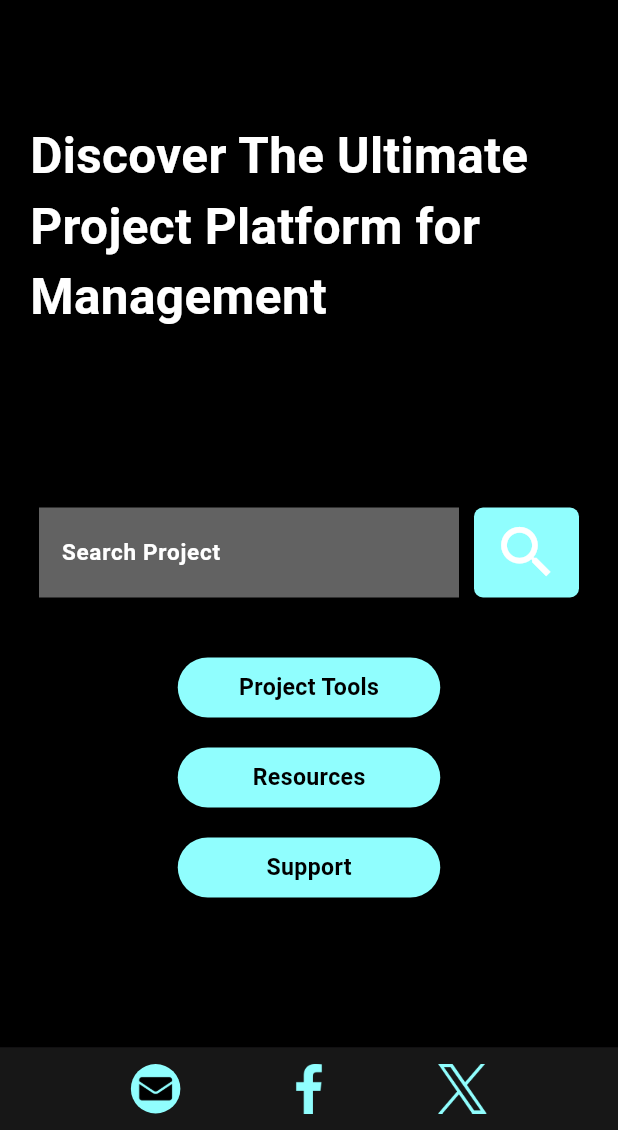
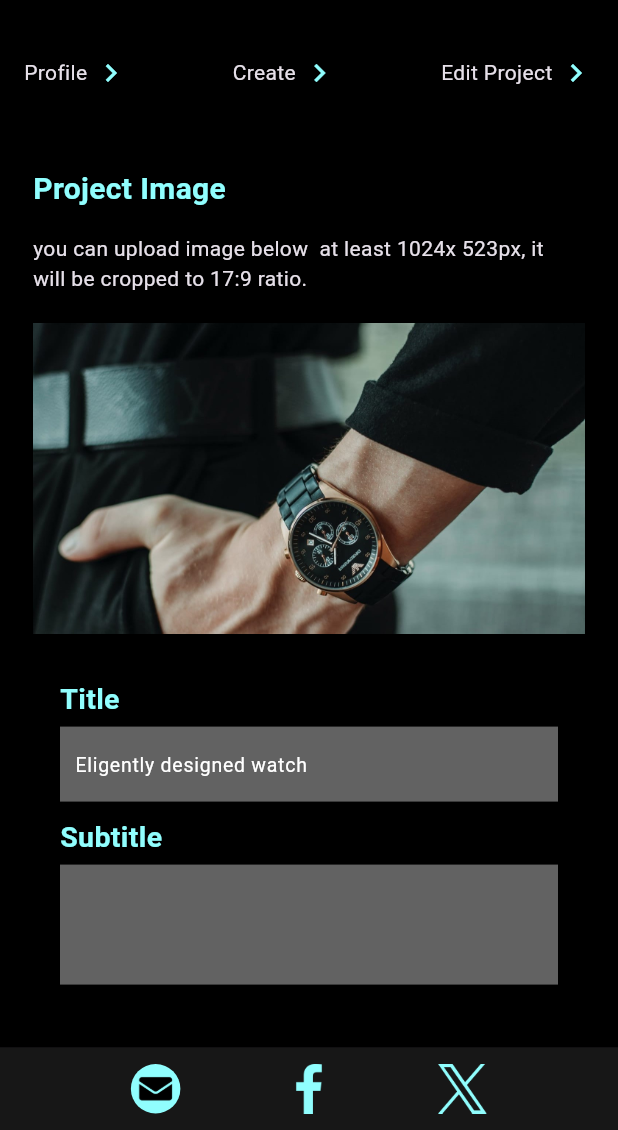
Before and after one commit to namanmahajan2020/NeonFrostedUI, a Flutter app: the screen it shows after launch, on a phone screen of 412 x 824 dp, the part 106-1236 px from its top. Run offline on Flutter 3.47's test engine with Material 3 defaults, Android fonts, the phone set to English and light mode, and no system bars.

Commit message:
submit page

```diff
--- a/lib/main.dart
+++ b/lib/main.dart
@@ -1,5 +1,6 @@
 import 'package:flutter/material.dart';
 import 'package:project_hub/pages/home_page.dart';
+import 'package:project_hub/pages/post_page.dart';
 import 'package:project_hub/pages/search_page.dart';
 
 void main() {
@@ -13,7 +14,7 @@ class MyApp extends StatelessWidget {
   Widget build(BuildContext context) {
     return MaterialApp(
       debugShowCheckedModeBanner: false,
-      home: SearchPage(),
+      home: PostPage(),
       theme: ThemeData.dark(),
     );
   }
--- /dev/null
+++ b/lib/pages/post_page.dart
@@ -0,0 +1,205 @@
+import 'package:flutter/material.dart';
+import 'package:project_hub/components/navbar.dart';
+
+class PostPage extends StatelessWidget {
+  const PostPage({super.key});
+
+  @override
+  Widget build(BuildContext context) {
+    return Scaffold(
+      bottomNavigationBar: Navbar(),
+      body: Container(
+        color: Colors.black,
+        child: SafeArea(
+          child: Column(
+            children: [
+              SizedBox(height: 20),
+              Container(
+                height: 61,
+                child: Padding(
+                  padding: const EdgeInsets.symmetric(horizontal: 13),
+                  child: Row(
+                    crossAxisAlignment: CrossAxisAlignment.center,
+                    mainAxisAlignment: MainAxisAlignment.spaceBetween,
+                    children: [
+                      Image.asset('lib/images/hamburger.png', width: 35),
+                      Container(
+                        height: 40,
+                        width: 125,
+                        padding: EdgeInsets.all(8),
+                        decoration: BoxDecoration(
+                          color: const Color.fromARGB(255, 144, 254, 254),
+                          borderRadius: BorderRadius.circular(6),
+                        ),
+                        child: Center(
+                          child: Text(
+                            "Start Project",
+                            style: TextStyle(
+                              color: Colors.black,
+                              fontSize: 15.4,
+                              fontWeight: FontWeight.bold,
+                            ),
+                          ),
+                        ),
+                      ),
+                    ],
+                  ),
+                ),
+              ),
+              SizedBox(height: 10),
+              Container(
+                child: Padding(
+                  padding: const EdgeInsets.all(16.0),
+                  child: Row(
+                    mainAxisAlignment: MainAxisAlignment.spaceBetween,
+                    children: [
+                      Container(
+                        child: Row(
+                          children: [
+                            Text("Profile "),
+                            Icon(
+                              Icons.navigate_next,
+                              color: const Color.fromARGB(255, 144, 254, 254),
+                            ),
+                          ],
+                        ),
+                      ),
+                      Container(
+                        child: Row(
+                          children: [
+                            Text("Create "),
+                            Icon(
+                              Icons.navigate_next,
+                              color: const Color.fromARGB(255, 144, 254, 254),
+                            ),
+                          ],
+                        ),
+                      ),
+                      Container(
+                        child: Row(
+                          children: [
+                            Text("Edit Project "),
+                            Icon(
+                              Icons.navigate_next,
+                              color: const Color.fromARGB(255, 144, 254, 254),
+                            ),
+                          ],
+                        ),
+                      ),
+                    ],
+                  ),
+                ),
+              ),
+              SizedBox(height: 35),
+              Padding(
+                padding: const EdgeInsets.symmetric(horizontal: 22.0),
+                child: Row(
+                  mainAxisAlignment: MainAxisAlignment.start,
+                  children: [
+                    Text(
+                      "Project Image",
+                      style: TextStyle(
+                        color: const Color.fromARGB(255, 144, 254, 254),
+                        fontSize: 20,
+                        fontWeight: FontWeight.w600,
+                      ),
+                    ),
+                  ],
+                ),
+              ),
+              SizedBox(height: 15),
+              Padding(
+                padding: const EdgeInsets.only(left: 22.0, right: 49),
+                child: Text(
+                  "you can upload image below  at least 1024x 523px, it will be cropped to 17:9 ratio.",
+                  style: TextStyle(fontSize: 14, fontWeight: FontWeight.w400),
+                ),
+              ),
+              SizedBox(height: 20),
+              Padding(
+                padding: const EdgeInsets.symmetric(horizontal: 22.0),
+                child: Image.asset("lib/images/image.jpg"),
+              ),
+              SizedBox(height: 30),
+              Padding(
+                padding: const EdgeInsets.symmetric(horizontal: 40.0),
+                child: Row(
+                  mainAxisAlignment: MainAxisAlignment.start,
+                  children: [
+                    Text(
+                      "Title",
+                      style: TextStyle(
+                        color: const Color.fromARGB(255, 144, 254, 254),
+                        fontSize: 19,
+                        fontWeight: FontWeight.w600,
+                      ),
+                    ),
+                  ],
+                ),
+              ),
+              SizedBox(height: 5),
+              Padding(
+                padding: const EdgeInsets.symmetric(horizontal: 40.0),
+                child: Container(
+                  padding: EdgeInsets.only(left: 10),
+                  height: 50,
+                  color: Color(0xFF626262),
+                  child: Center(
+                    child: TextField(
+                      decoration: InputDecoration(
+                        border: InputBorder.none,
+                        enabledBorder: InputBorder.none,
+                        focusedBorder: InputBorder.none,
+                        hintText: "Eligently designed watch",
+                        hintStyle: TextStyle(
+                          color: Colors.white,
+                          fontSize: 13,
+                          fontWeight: FontWeight.w400,
+                        ),
+                      ),
+                    ),
+                  ),
+                ),
+              ),
+              SizedBox(height: 10),
+              Padding(
+                padding: const EdgeInsets.symmetric(horizontal: 40.0),
+                child: Row(
+                  mainAxisAlignment: MainAxisAlignment.start,
+                  children: [
+                    Text(
+                      "Subtitle",
+                      style: TextStyle(
+                        color: const Color.fromARGB(255, 144, 254, 254),
+                        fontSize: 19,
+                        fontWeight: FontWeight.w600,
+                      ),
+                    ),
+                  ],
+                ),
+              ),
+              SizedBox(height: 5),
+              Padding(
+                padding: const EdgeInsets.symmetric(horizontal: 40.0),
+                child: Container(
+                  padding: EdgeInsets.only(left: 10),
+                  height: 80,
+                  color: Color(0xFF626262),
+                  child: Center(
+                    child: TextField(
+                      decoration: InputDecoration(
+                        border: InputBorder.none,
+                        enabledBorder: InputBorder.none,
+                        focusedBorder: InputBorder.none,
+                      ),
+                    ),
+                  ),
+                ),
+              ),
+            ],
+          ),
+        ),
+      ),
+    );
+  }
+}
--- a/lib/pages/search_page.dart
+++ b/lib/pages/search_page.dart
@@ -1,5 +1,3 @@
-import 'dart:ffi';
-
 import 'package:flutter/material.dart';
 import 'package:project_hub/components/navbar.dart';
 
```
Also changed, not shown: lib/images/image.jpg (added).
